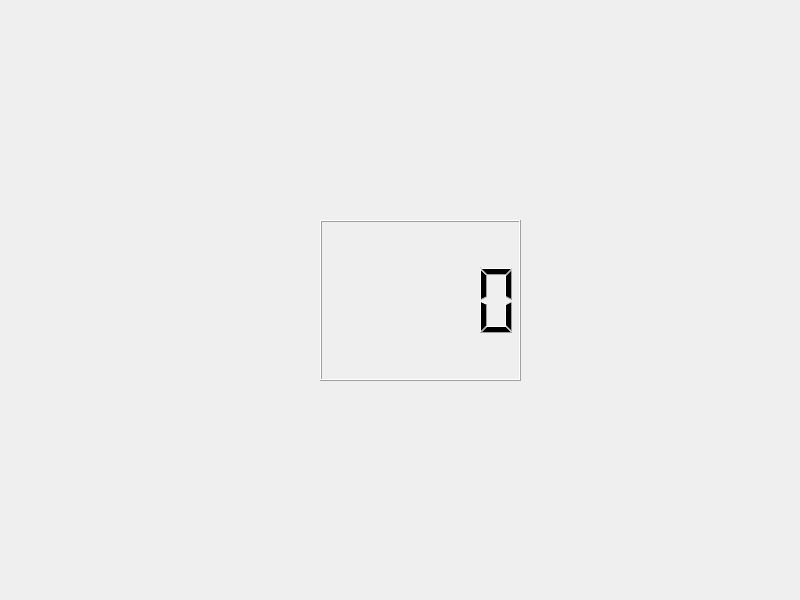
Qt form main.ui (Venithbert/qt-practice) before a commit.
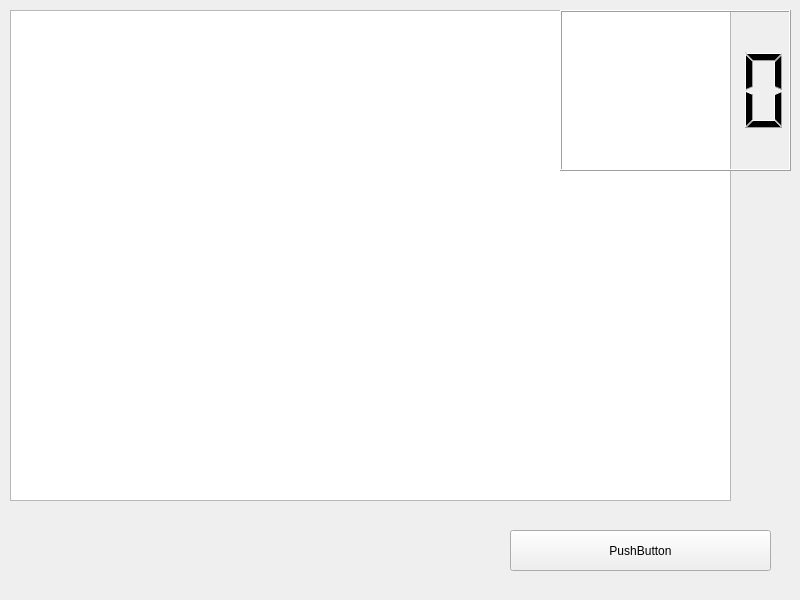
The same form after that commit.

Commit message: notepad, button stuff

Diff of the .ui file:
```diff
--- a/main.ui
+++ b/main.ui
@@ -16,13 +16,39 @@
   <widget class="QLCDNumber" name="lcdNumber">
    <property name="geometry">
     <rect>
-     <x>320</x>
-     <y>220</y>
-     <width>201</width>
+     <x>560</x>
+     <y>10</y>
+     <width>231</width>
      <height>161</height>
     </rect>
    </property>
   </widget>
+  <widget class="QTextEdit" name="textEdit">
+   <property name="geometry">
+    <rect>
+     <x>10</x>
+     <y>10</y>
+     <width>721</width>
+     <height>491</height>
+    </rect>
+   </property>
+  </widget>
+  <widget class="QPushButton" name="pushButton">
+   <property name="geometry">
+    <rect>
+     <x>510</x>
+     <y>530</y>
+     <width>261</width>
+     <height>41</height>
+    </rect>
+   </property>
+   <property name="text">
+    <string>PushButton</string>
+   </property>
+  </widget>
+  <zorder>textEdit</zorder>
+  <zorder>lcdNumber</zorder>
+  <zorder>pushButton</zorder>
  </widget>
  <resources/>
  <connections/>
```
The commit also changes 5 other files.
